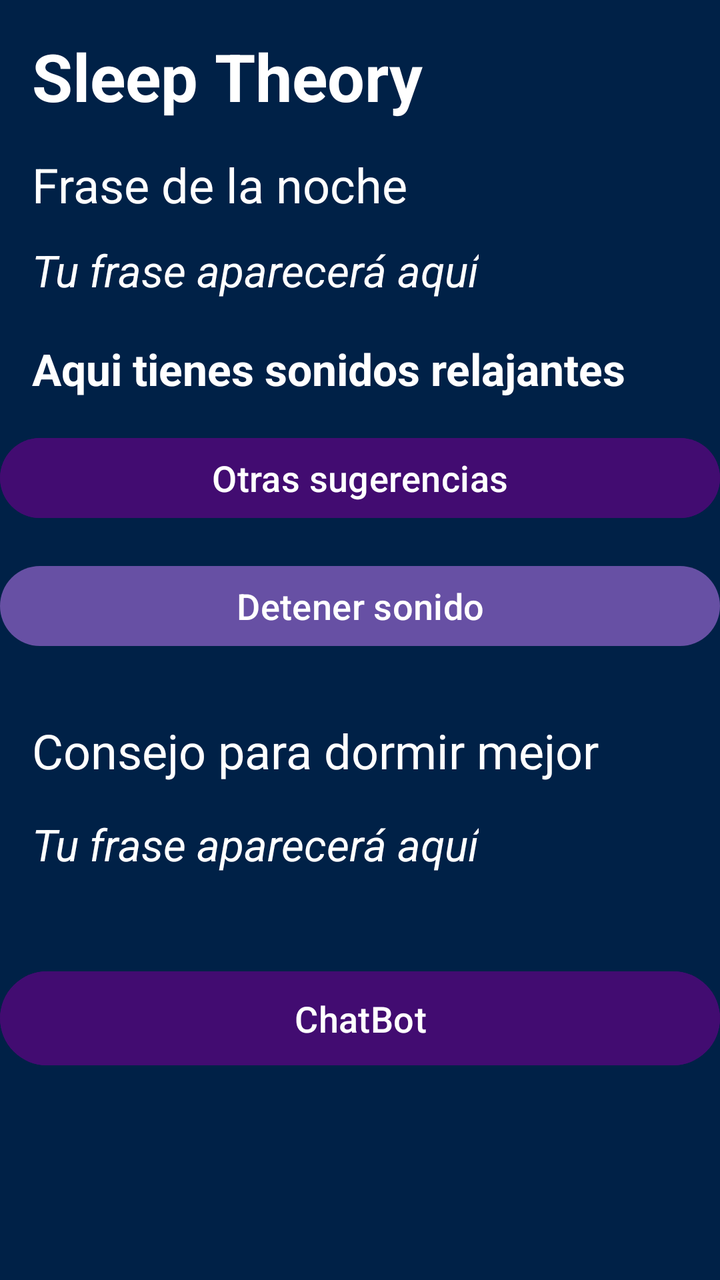
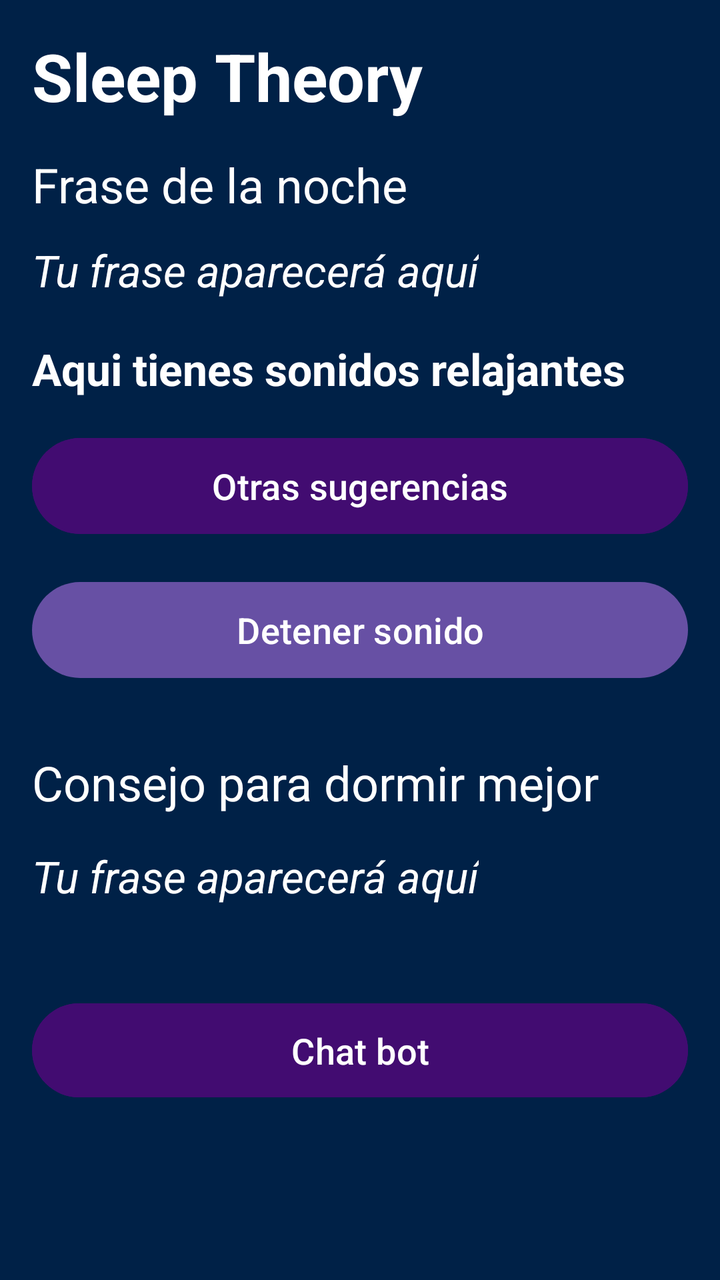

Compare the two renders of this Android layout. The source of the first and the diff that turns it into the second are given below.
<!-- AndroidManifest.xml: application theme Theme.SleepTheory01 -->
<!-- res/layout/fragment_home.xml -->
<?xml version="1.0" encoding="utf-8"?>
<ScrollView xmlns:android="http://schemas.android.com/apk/res/android"
    xmlns:tools="http://schemas.android.com/tools"
    android:layout_width="match_parent"
    android:layout_height="match_parent"
    android:background="@color/sleep_Theme"
    tools:context=".HomeFragment">

    <LinearLayout
        android:layout_width="match_parent"
        android:layout_height="wrap_content"
        android:orientation="vertical">

        
        <TextView
            android:layout_width="wrap_content"
            android:layout_height="wrap_content"
            android:layout_margin="16dp"
            android:textColor="@color/white"
            android:textSize="33sp"
            android:textStyle="bold"
            android:text="Sleep Theory" />

        <TextView
            android:layout_width="wrap_content"
            android:layout_height="wrap_content"
            android:layout_marginHorizontal="16dp"
            android:textColor="@color/white"
            android:text="Frase de la noche"
            android:textSize="24sp" />

        <TextView
            android:id="@+id/phraseTextView"
            android:layout_width="wrap_content"
            android:layout_height="wrap_content"
            android:layout_marginTop="12dp"
            android:layout_marginHorizontal="16dp"
            android:textSize="22sp"
            android:textColor="@color/white"
            android:textStyle="italic"
            android:text="Tu frase aparecerá aquí" />

        <TextView
            android:layout_width="wrap_content"
            android:layout_height="wrap_content"
            android:text="Aqui tienes sonidos relajantes"
            android:textSize="22sp"
            android:textColor="@color/white"
            android:textStyle="bold"
            android:layout_marginTop="20dp"
            android:layout_marginHorizontal="16dp" />

        <LinearLayout
            android:id="@+id/soundsContainer"
            android:layout_width="match_parent"
            android:layout_height="wrap_content"
            android:orientation="vertical" />

        <Button
            android:id="@+id/btnRefreshSounds"
            android:layout_width="match_parent"
            android:layout_height="wrap_content"
            android:layout_marginTop="16dp"
            android:backgroundTint="@color/sleep_buttons"
            android:text="Otras sugerencias"
            android:textColor="@color/white"
            android:textSize="18sp" />

        <Button
            android:id="@+id/btnStop"
            android:layout_width="match_parent"
            android:layout_height="wrap_content"
            android:text="Detener sonido"
            android:textColor="@color/white"
            android:textSize="18sp"
            android:layout_marginTop="16dp" />

        <TextView
            android:layout_width="wrap_content"
            android:layout_height="wrap_content"
            android:layout_marginHorizontal="16dp"
            android:layout_marginTop="32dp"
            android:textColor="@color/white"
            android:text="Consejo para dormir mejor"
            android:textSize="24sp" />

        <TextView
            android:id="@+id/randomPhraseTextView"
            android:layout_width="wrap_content"
            android:layout_height="wrap_content"
            android:layout_marginTop="16dp"
            android:layout_marginHorizontal="16dp"
            android:textSize="22sp"
            android:textColor="@color/white"
            android:textStyle="italic"
            android:text="Tu frase aparecerá aquí" />

        <Button
            android:id="@+id/btnChat"
            android:layout_width="match_parent"
            android:layout_height="55dp"
            android:layout_marginTop="45dp"
            android:backgroundTint="@color/sleep_buttons"
            android:text="ChatBot"
            android:textColor="@color/white"
            android:textSize="18sp"
            android:drawableTint="@color/white" />

    </LinearLayout>

</ScrollView>
<!-- resources referenced by this layout -->
<resources>
  <color name="sleep_Theme">#002147</color>
  <color name="sleep_buttons">#420C71</color>
  <color name="white">#FFFFFFFF</color>
  <style name="Theme.SleepTheory01" parent="Base.Theme.SleepTheory01" />
  <style name="Base.Theme.SleepTheory01" parent="Theme.Material3.DayNight.NoActionBar">
          
          
      </style>
</resources>

<!-- the commit's change to res/layout/fragment_home.xml (unified diff, before → after) -->
@@ -57,12 +57,14 @@
             android:orientation="vertical" />
 
         <Button
+            android:text="Otras sugerencias"
             android:id="@+id/btnRefreshSounds"
+            android:backgroundTint="@color/sleep_buttons"
             android:layout_width="match_parent"
             android:layout_height="wrap_content"
+            android:layout_marginHorizontal="16dp"
+            android:minHeight="56dp"
             android:layout_marginTop="16dp"
-            android:backgroundTint="@color/sleep_buttons"
-            android:text="Otras sugerencias"
             android:textColor="@color/white"
             android:textSize="18sp" />
 
@@ -70,6 +72,8 @@
             android:id="@+id/btnStop"
             android:layout_width="match_parent"
             android:layout_height="wrap_content"
+            android:layout_marginHorizontal="16dp"
+            android:minHeight="56dp"
             android:text="Detener sonido"
             android:textColor="@color/white"
             android:textSize="18sp"
@@ -98,10 +102,12 @@
         <Button
             android:id="@+id/btnChat"
             android:layout_width="match_parent"
+            android:layout_marginHorizontal="16dp"
+            android:minHeight="56dp"
             android:layout_height="55dp"
             android:layout_marginTop="45dp"
             android:backgroundTint="@color/sleep_buttons"
-            android:text="ChatBot"
+            android:text="Chat bot"
             android:textColor="@color/white"
             android:textSize="18sp"
             android:drawableTint="@color/white" />
